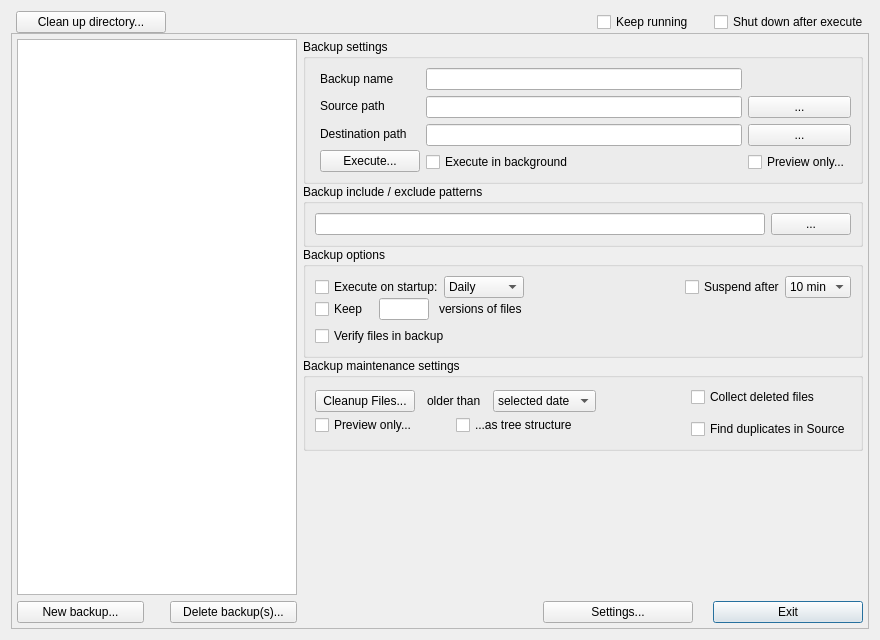
ValentinIllich/Automatic-Backup, file mainwindow.ui: the form before one commit.
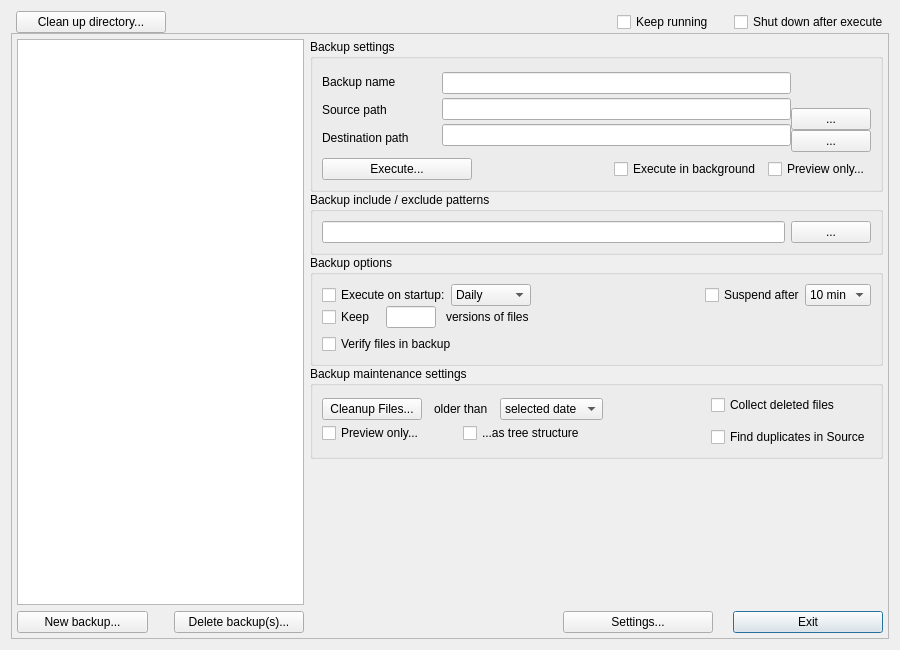
The form after the commit.

Diff of the .ui file:
```diff
--- a/mainwindow.ui
+++ b/mainwindow.ui
@@ -6,8 +6,8 @@
    <rect>
     <x>0</x>
     <y>0</y>
-    <width>880</width>
-    <height>640</height>
+    <width>900</width>
+    <height>650</height>
    </rect>
   </property>
   <property name="windowTitle">
@@ -210,18 +210,21 @@
                  <item row="0" column="0">
                   <layout class="QHBoxLayout" name="horizontalLayout">
                    <property name="spacing">
-                    <number>6</number>
-                   </property>
-                   <property name="leftMargin">
-                    <number>5</number>
+                    <number>0</number>
                    </property>
                    <item>
                     <layout class="QVBoxLayout" name="verticalLayout">
                      <property name="spacing">
-                      <number>6</number>
+                      <number>-1</number>
                      </property>
                      <item>
                       <widget class="QLabel" name="label_4">
+                       <property name="minimumSize">
+                        <size>
+                         <width>120</width>
+                         <height>0</height>
+                        </size>
+                       </property>
                        <property name="text">
                         <string>Backup name</string>
                        </property>
@@ -229,6 +232,12 @@
                      </item>
                      <item>
                       <widget class="QLabel" name="label">
+                       <property name="minimumSize">
+                        <size>
+                         <width>120</width>
+                         <height>0</height>
+                        </size>
+                       </property>
                        <property name="text">
                         <string>Source path</string>
                        </property>
@@ -236,16 +245,9 @@
                      </item>
                      <item>
                       <widget class="QLabel" name="label_2">
-                       <property name="text">
-                        <string>Destination path</string>
-                       </property>
-                      </widget>
-                     </item>
-                     <item>
-                      <widget class="QPushButton" name="execBackupButt">
                        <property name="minimumSize">
                         <size>
-                         <width>100</width>
+                         <width>120</width>
                          <height>0</height>
                         </size>
                        </property>
@@ -253,10 +255,7 @@
                         <string>Immediately execute selected backups</string>
                        </property>
                        <property name="text">
-                        <string>Execute...</string>
-                       </property>
-                       <property name="autoDefault">
-                        <bool>false</bool>
+                        <string>Destination path</string>
                        </property>
                       </widget>
                      </item>
@@ -264,6 +263,9 @@
                    </item>
                    <item>
                     <layout class="QVBoxLayout" name="verticalLayout_2">
+                     <property name="spacing">
+                      <number>-1</number>
+                     </property>
                      <item>
                       <widget class="QLineEdit" name="nameText">
                        <property name="toolTip">
@@ -285,27 +287,25 @@
                        </property>
                       </widget>
                      </item>
-                     <item>
-                      <widget class="QCheckBox" name="backgroundExec">
-                       <property name="toolTip">
-                        <string>If checked, the backup will be executed
-in the background for this time.</string>
-                       </property>
-                       <property name="text">
-                        <string>Execute in background</string>
-                       </property>
-                      </widget>
-                     </item>
                     </layout>
                    </item>
                    <item>
                     <layout class="QVBoxLayout" name="verticalLayout_3">
+                     <property name="spacing">
+                      <number>-1</number>
+                     </property>
                      <item>
-                      <widget class="QLabel" name="label_5">
-                       <property name="text">
-                        <string/>
+                      <spacer name="verticalSpacer_2">
+                       <property name="orientation">
+                        <enum>Qt::Vertical</enum>
                        </property>
-                      </widget>
+                       <property name="sizeHint" stdset="0">
+                        <size>
+                         <width>20</width>
+                         <height>40</height>
+                        </size>
+                       </property>
+                      </spacer>
                      </item>
                      <item>
                       <widget class="QPushButton" name="sourceButt">
@@ -327,21 +327,71 @@
                        </property>
                       </widget>
                      </item>
-                     <item>
-                      <widget class="QCheckBox" name="verboseExecute">
-                       <property name="toolTip">
-                        <string>If checked, no action will happen upon Execute.
+                    </layout>
+                   </item>
+                  </layout>
+                 </item>
+                </layout>
+               </item>
+               <item row="2" column="0">
+                <layout class="QHBoxLayout" name="horizontalLayout_6">
+                 <item>
+                  <widget class="QPushButton" name="execBackupButt">
+                   <property name="minimumSize">
+                    <size>
+                     <width>150</width>
+                     <height>0</height>
+                    </size>
+                   </property>
+                   <property name="toolTip">
+                    <string>Immediately execute selected backups</string>
+                   </property>
+                   <property name="text">
+                    <string>Execute...</string>
+                   </property>
+                   <property name="autoDefault">
+                    <bool>false</bool>
+                   </property>
+                  </widget>
+                 </item>
+                 <item>
+                  <spacer name="horizontalSpacer_9">
+                   <property name="orientation">
+                    <enum>Qt::Horizontal</enum>
+                   </property>
+                   <property name="sizeType">
+                    <enum>QSizePolicy::MinimumExpanding</enum>
+                   </property>
+                   <property name="sizeHint" stdset="0">
+                    <size>
+                     <width>20</width>
+                     <height>20</height>
+                    </size>
+                   </property>
+                  </spacer>
+                 </item>
+                 <item>
+                  <widget class="QCheckBox" name="backgroundExec">
+                   <property name="toolTip">
+                    <string>If checked, the backup will be executed
+in the background for this time.</string>
+                   </property>
+                   <property name="text">
+                    <string>Execute in background</string>
+                   </property>
+                  </widget>
+                 </item>
+                 <item>
+                  <widget class="QCheckBox" name="verboseExecute">
+                   <property name="toolTip">
+                    <string>If checked, no action will happen upon Execute.
 Instead, al log si shown with all actions which
 would happen.</string>
-                       </property>
-                       <property name="text">
-                        <string>Preview only...</string>
-                       </property>
-                      </widget>
-                     </item>
-                    </layout>
-                   </item>
-                  </layout>
+                   </property>
+                   <property name="text">
+                    <string>Preview only...</string>
+                   </property>
+                  </widget>
                  </item>
                 </layout>
                </item>
```
Left out of the diff: 3 changed lines with no effect on the pictures.
